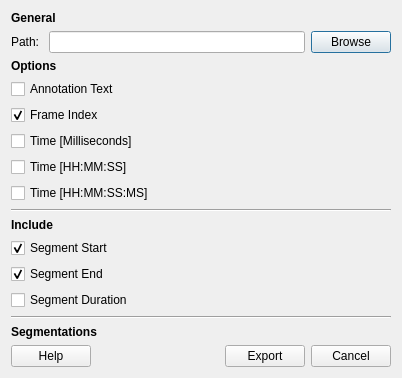
Qt form qt_ui/DialogExportSegmentation.ui (FilmColors/VIAN) before a commit.
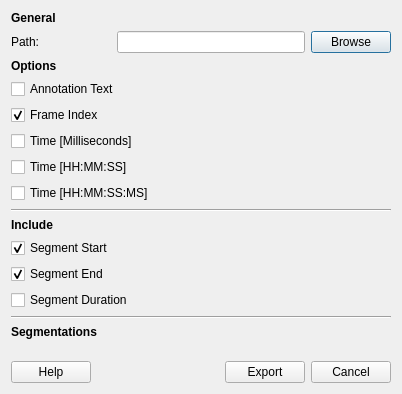
The same form after that commit.

Diff of the .ui file:
```diff
--- a/qt_ui/DialogExportSegmentation.ui
+++ b/qt_ui/DialogExportSegmentation.ui
@@ -7,7 +7,7 @@
     <x>0</x>
     <y>0</y>
     <width>402</width>
-    <height>366</height>
+    <height>394</height>
    </rect>
   </property>
   <property name="windowTitle">
@@ -25,6 +25,12 @@
     <layout class="QHBoxLayout" name="horizontalLayout">
      <item>
       <widget class="QLabel" name="label_2">
+       <property name="minimumSize">
+        <size>
+         <width>100</width>
+         <height>0</height>
+        </size>
+       </property>
        <property name="text">
         <string>Path: </string>
        </property>
```
